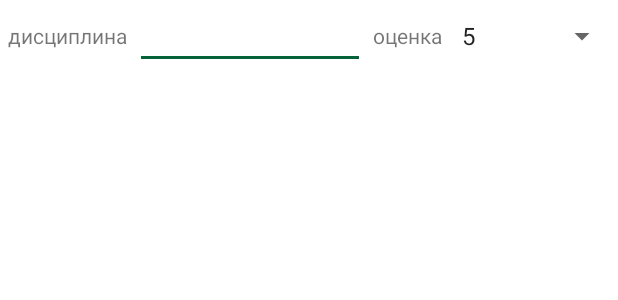
After one commit to dadenusto2/android, an Android app: the layout subject_input.xml on its own in the app's theme, with its tools: preview values and no code run, on a phone screen of 412 x 824 dp. The commit adds this screen. Shown: the top 300 px of the screen. Run offline under Robolectric (Android 15) with nearby library versions, the phone set to English and light mode, and no system bars.

Commit message:
16.11.2021_15:49:04,87

```diff
--- a/App3/app/build.gradle
+++ b/App3/app/build.gradle
@@ -32,7 +32,8 @@ dependencies {
 
     implementation 'androidx.appcompat:appcompat:1.3.1'
     implementation 'com.google.android.material:material:1.4.0'
-    implementation 'androidx.constraintlayout:constraintlayout:2.1.0'
+    implementation 'androidx.constraintlayout:constraintlayout:2.1.1'
+    implementation 'com.google.code.gson:gson:2.8.9'
     testImplementation 'junit:junit:4.+'
     androidTestImplementation 'androidx.test.ext:junit:1.1.3'
     androidTestImplementation 'androidx.test.espresso:espresso-core:3.4.0'
--- a/App3/app/src/main/java/com/example/mylists/StudentListAdapter.java
+++ b/App3/app/src/main/java/com/example/mylists/StudentListAdapter.java
@@ -12,9 +12,10 @@ import android.widget.TextView;
 import java.util.ArrayList;
 
 public class StudentListAdapter extends BaseAdapter {
-    ArrayList<Student> mStudents = new ArrayList<>();
+    ArrayList<Student> mStudents;
     Context mContext;
     LayoutInflater mInflater;
+    Integer selectedPosition;
 
     public StudentListAdapter(ArrayList<Student> students, Context context) {
         mStudents = students;
--- a/App3/app/src/main/res/layout/activity_student_info.xml
+++ b/App3/app/src/main/res/layout/activity_student_info.xml
@@ -67,7 +67,7 @@
                 android:text="дисциплина" />
 
             <EditText
-                android:id="@+id/editASI_SubjectName"
+                android:id="@+id/editDialog_subjectName"
                 android:layout_width="wrap_content"
                 android:layout_height="wrap_content"
                 android:layout_weight="1"
@@ -85,7 +85,7 @@
                 android:text="оценка" />
 
             <Spinner
-                android:id="@+id/sASI_mark"
+                android:id="@+id/sDialog_mark"
                 android:layout_width="match_parent"
                 android:layout_height="wrap_content"
                 android:layout_weight="5"
--- /dev/null
+++ b/App3/app/src/main/res/layout/student_input.xml
@@ -0,0 +1,6 @@
+<?xml version="1.0" encoding="utf-8"?>
+<androidx.constraintlayout.widget.ConstraintLayout xmlns:android="http://schemas.android.com/apk/res/android"
+    android:layout_width="match_parent"
+    android:layout_height="match_parent">
+
+</androidx.constraintlayout.widget.ConstraintLayout>
--- /dev/null
+++ b/App3/app/src/main/res/layout/subject_input.xml
@@ -0,0 +1,53 @@
+<?xml version="1.0" encoding="utf-8"?>
+<androidx.constraintlayout.widget.ConstraintLayout xmlns:android="http://schemas.android.com/apk/res/android"
+    xmlns:tools="http://schemas.android.com/tools"
+    android:layout_width="match_parent"
+    android:layout_height="match_parent">
+
+    <LinearLayout
+        android:layout_width="match_parent"
+        android:layout_height="wrap_content"
+        android:orientation="horizontal"
+        tools:layout_editor_absoluteX="186dp"
+        tools:layout_editor_absoluteY="0dp">
+
+        <TextView
+            android:id="@+id/textView2"
+            android:layout_width="wrap_content"
+            android:layout_height="match_parent"
+            android:layout_marginStart="5dip"
+            android:layout_marginLeft="5dip"
+            android:layout_marginEnd="5dip"
+            android:layout_marginRight="5dip"
+            android:gravity="center"
+            android:text="дисциплина" />
+
+        <EditText
+            android:id="@+id/editDialog_subjectName"
+            android:layout_width="wrap_content"
+            android:layout_height="wrap_content"
+            android:layout_weight="1"
+            android:ems="10"
+            android:inputType="text" />
+
+        <TextView
+            android:id="@+id/textView3"
+            android:layout_width="wrap_content"
+            android:layout_height="match_parent"
+            android:layout_marginStart="5dip"
+            android:layout_marginLeft="5dip"
+            android:layout_marginEnd="5dip"
+            android:layout_marginRight="5dip"
+            android:gravity="center"
+            android:text="оценка" />
+
+        <Spinner
+            android:id="@+id/sDialog_mark"
+            android:layout_width="match_parent"
+            android:layout_height="wrap_content"
+            android:layout_weight="5"
+            android:entries="@array/marks"
+            android:minHeight="48dp" />
+
+    </LinearLayout>
+</androidx.constraintlayout.widget.ConstraintLayout>
```
Also changed, not shown: App3/app/src/main/java/com/example/mylists/MainActivity.java (+53 -1 lines), App3/app/src/main/java/com/example/mylists/StudentInfoActivity.java (+27 -3 lines).
